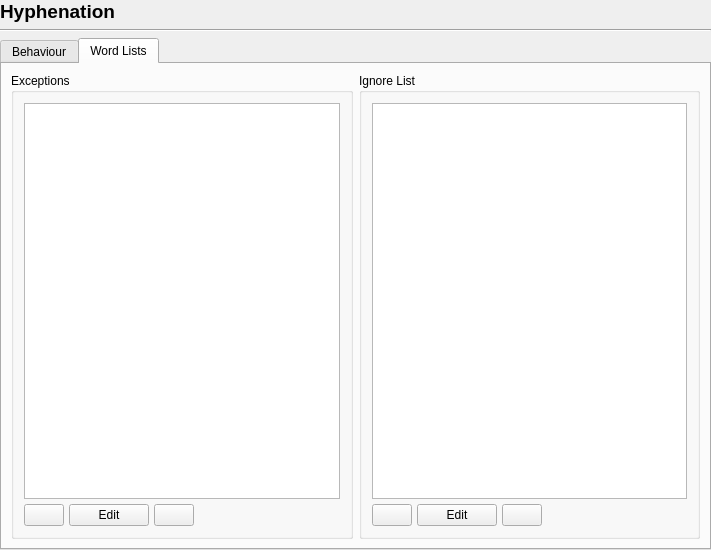
Qt form scribus/ui/prefs_hyphenatorbase.ui (scribusproject/scribus) before a commit.
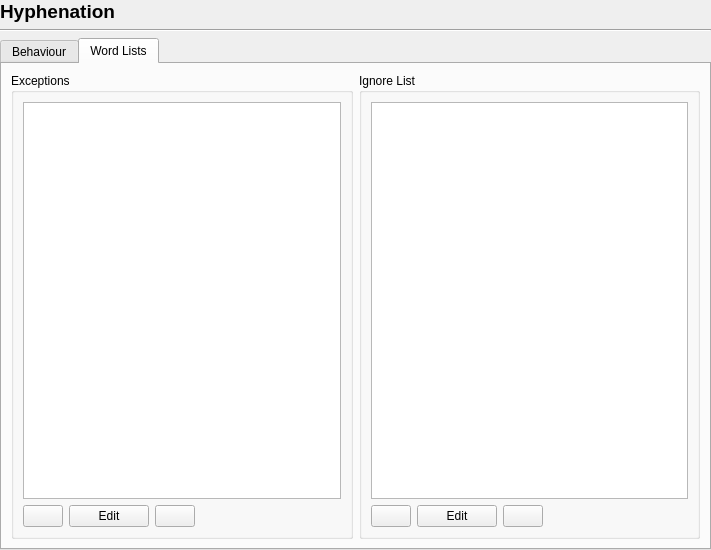
The same form after that commit. The open tabs and pages were chosen to show the change.

Commit message: #16476: Unify margins and spacing for dialogs, set 8 <bubu>

```diff
--- a/scribus/ui/prefs_hyphenatorbase.ui
+++ b/scribus/ui/prefs_hyphenatorbase.ui
@@ -108,21 +108,6 @@
             <string>Exceptions</string>
            </property>
            <layout class="QGridLayout" name="_2">
-            <property name="leftMargin">
-             <number>10</number>
-            </property>
-            <property name="topMargin">
-             <number>10</number>
-            </property>
-            <property name="rightMargin">
-             <number>10</number>
-            </property>
-            <property name="bottomMargin">
-             <number>10</number>
-            </property>
-            <property name="spacing">
-             <number>5</number>
-            </property>
             <item row="0" column="0" colspan="4">
              <widget class="QListWidget" name="exceptionListWidget"/>
             </item>
@@ -169,21 +154,6 @@
             <string>Ignore List</string>
            </property>
            <layout class="QGridLayout" name="_3">
-            <property name="leftMargin">
-             <number>10</number>
-            </property>
-            <property name="topMargin">
-             <number>10</number>
-            </property>
-            <property name="rightMargin">
-             <number>10</number>
-            </property>
-            <property name="bottomMargin">
-             <number>10</number>
-            </property>
-            <property name="spacing">
-             <number>5</number>
-            </property>
             <item row="0" column="0" colspan="4">
              <widget class="QListWidget" name="ignoreListWidget">
               <property name="sizePolicy">
```
The commit also changes 4 other files.
